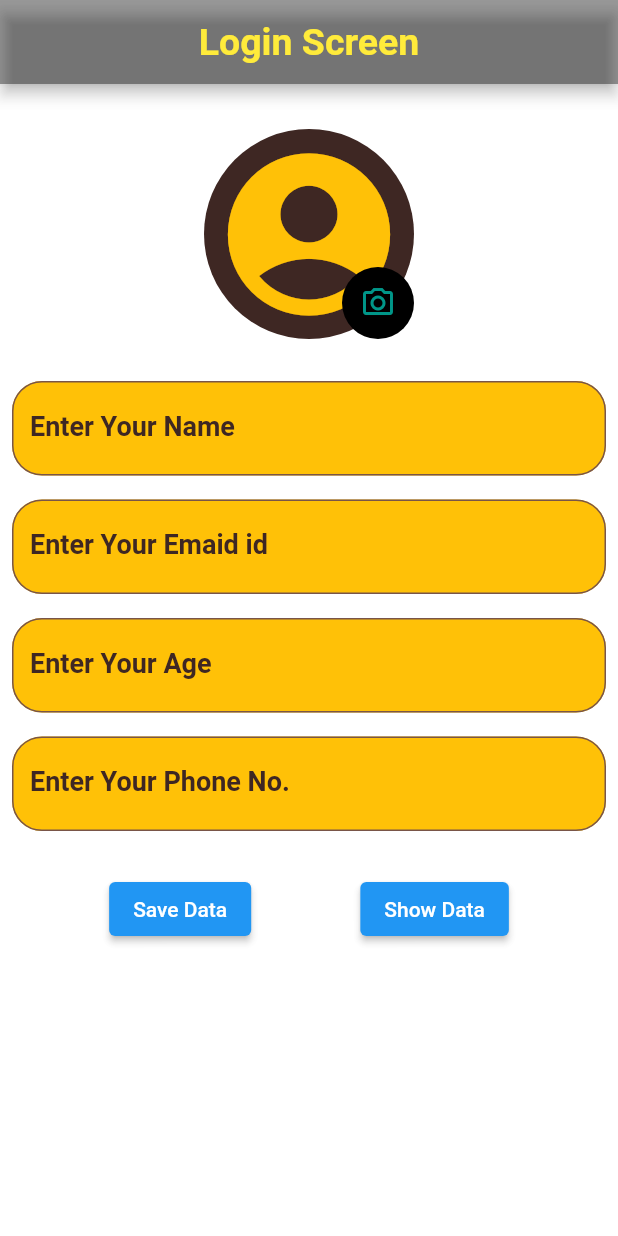
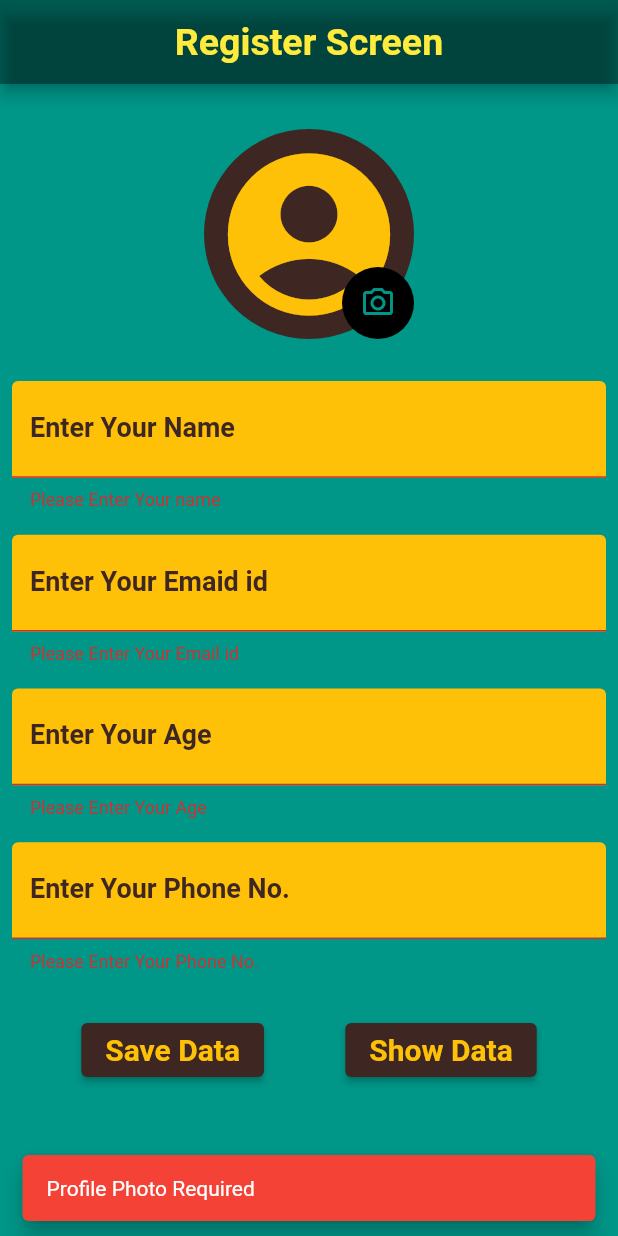
Before and after one commit to SatoruGojo11/jaydip_flutter_database, a Flutter app: the screen it shows after launch, after a tap on "Save Data", on a phone screen of 412 x 824 dp. Run offline on Flutter 3.47's test engine with Material 2 defaults, Android fonts, the phone set to English and light mode, and no system bars; our stand-ins replace cloud_firestore, dio, firebase_auth, firebase_core, firebase_storage, gallery_saver and 5 more; accounts and stored records are empty.

Commit message:
Commit 24/06/2023

```diff
--- a/lib/Task/LoginScreen.dart
+++ b/lib/Task/LoginScreen.dart
@@ -1,9 +1,12 @@
 import 'dart:io';
 
+import 'package:cloud_firestore/cloud_firestore.dart';
 import 'package:firebase_storage/firebase_storage.dart';
 import 'package:flutter/material.dart';
 import 'package:flutter/services.dart';
 import 'package:image_picker/image_picker.dart';
+
+import 'MainScreen.dart';
 
 class LoginScreen extends StatefulWidget {
   const LoginScreen({super.key});
@@ -22,16 +25,16 @@ class _LoginScreenState extends State<LoginScreen> {
 
   ImagePicker imagePicker = ImagePicker();
   Reference reference = FirebaseStorage.instance.ref();
-  String? galleryimg, imageurl;
+  String? imageurl;
 
   @override
   Widget build(BuildContext context) {
     return Scaffold(
-      backgroundColor: Colors.white38,
+      backgroundColor: Colors.teal,
       appBar: AppBar(
         centerTitle: true,
         title: Text(
-          'Login Screen',
+          'Register Screen',
           style: TextStyle(
             color: Colors.yellow,
             fontSize: 25,
@@ -183,12 +186,6 @@ class _LoginScreenState extends State<LoginScreen> {
                   Padding(
                     padding: const EdgeInsets.all(8.0),
                     child: TextFormField(
-                      onTapOutside: (event) => Navigator.pushReplacement(
-                        context,
-                        MaterialPageRoute(
-                          builder: (context) => LoginScreen(),
-                        ),
-                      ),
                       controller: name,
                       inputFormatters: [
                         FilteringTextInputFormatter.allow(
@@ -212,7 +209,7 @@ class _LoginScreenState extends State<LoginScreen> {
                       controller: email,
                       inputFormatters: [
                         FilteringTextInputFormatter.allow(
-                            RegExp(r'^[0-9A-Za-z@._]+$')),
+                            RegExp(r'^[0-9a-z@._]+$')),
                       ],
                       cursorColor: Colors.white,
                       style: TextStyle(color: Colors.black, fontSize: 20),
@@ -277,12 +274,53 @@ class _LoginScreenState extends State<LoginScreen> {
               mainAxisAlignment: MainAxisAlignment.spaceEvenly,
               children: [
                 ElevatedButton(
-                  onPressed: () {},
-                  child: Text('Save Data'),
+                  style: ElevatedButton.styleFrom(
+                      backgroundColor: Colors.brown[900]),
+                  onPressed: () {
+                    if (_data.currentState!.validate() &&
+                        imageurl!.isNotEmpty) {
+                      addData();
+                      showsnkreg(context);
+                    } else {
+                      showsnkimg(context);
+                    }
+                    setState(() {});
+                    // name.clear();
+                    // email.clear();
+                    // age.clear();
+                    // phoneno.clear();
+                  },
+                  child: Text(
+                    'Save Data',
+                    style: TextStyle(
+                        color: Colors.amber,
+                        fontSize: 20,
+                        fontWeight: FontWeight.bold),
+                  ),
                 ),
                 ElevatedButton(
-                  onPressed: () {},
-                  child: Text('Show Data'),
+                  style: ElevatedButton.styleFrom(
+                      backgroundColor: Colors.brown[900]),
+                  onPressed: () {
+                    if (imageurl != null) {
+                      Navigator.push(
+                        context,
+                        MaterialPageRoute(
+                          builder: (context) => MainScreen(phoneno.text),
+                        ),
+                      );
+                    } else {
+                      Text('Please Select Profile Photo...');
+                    }
+                  },
+                  child: Text(
+                    'Show Data',
+                    style: TextStyle(
+                      color: Colors.amber,
+                      fontSize: 20,
+                      fontWeight: FontWeight.bold,
+                    ),
+                  ),
                 ),
               ],
             ),
@@ -341,16 +379,6 @@ class _LoginScreenState extends State<LoginScreen> {
     );
   }
 
-  image() async {
-    var data = {
-      imageurl == null
-          ? Icon(Icons.account_circle, size: 130, color: Colors.orange)
-          : Image.network(imageurl!)
-    };
-    setState(() {});
-    return await data;
-  }
-
   textfielddecor(label, hint) {
     var decoration = InputDecoration(
       filled: true,
@@ -381,4 +409,42 @@ class _LoginScreenState extends State<LoginScreen> {
 
     return decoration;
   }
+
+  showsnkreg(context) {
+    var snk = SnackBar(
+      content: Text('Registeration Successful..'),
+      backgroundColor: Colors.green,
+      behavior: SnackBarBehavior.floating,
+      dismissDirection: DismissDirection.horizontal,
+    );
+    ScaffoldMessenger.of(context)
+      ..hideCurrentSnackBar()
+      ..showSnackBar(snk);
+  }
+
+  showsnkimg(context) {
+    var snk = SnackBar(
+      content: Text('Profile Photo Required'),
+      backgroundColor: Colors.red,
+      behavior: SnackBarBehavior.floating,
+      dismissDirection: DismissDirection.horizontal,
+    );
+    ScaffoldMessenger.of(context)
+      ..hideCurrentSnackBar()
+      ..showSnackBar(snk);
+  }
+
+  addData() {
+    DocumentReference reference =
+        FirebaseFirestore.instance.collection('Task').doc(phoneno.text);
+
+    Map<String, dynamic> data = {
+      'Name': name.text,
+      'Email-id': email.text,
+      'Age': age.text,
+      'Phone': phoneno.text,
+    };
+
+    reference.set(data).whenComplete(() => print('Save Data Successfully'));
+  }
 }
```
Also changed, not shown: lib/Task/MainScreen.dart (added, +55 -0 lines).
